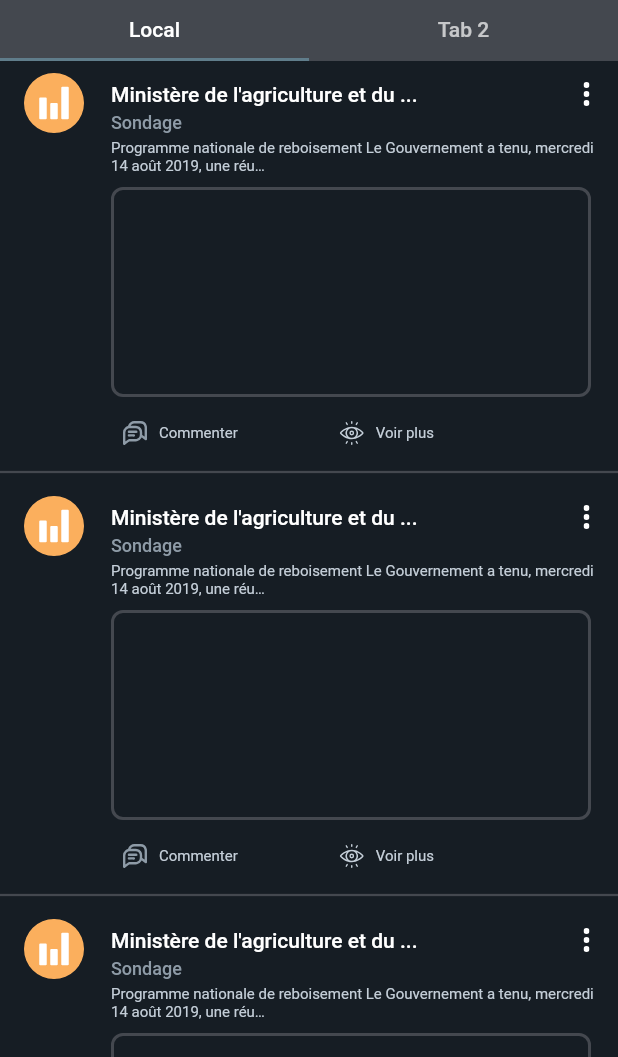
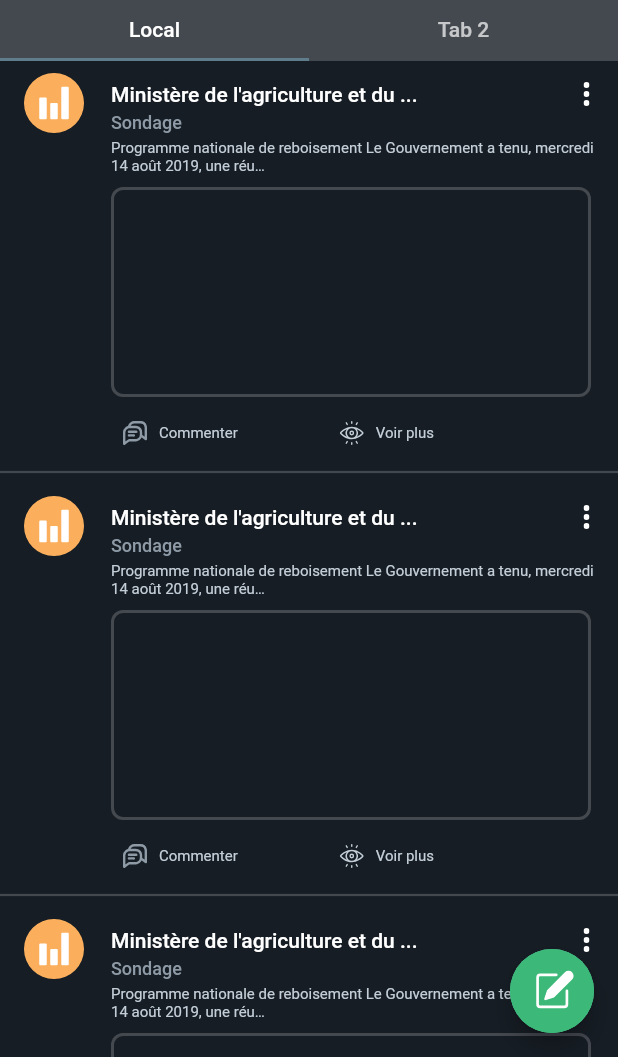
Before and after one commit to moho12n/wassil, a Flutter app: the screen it shows after launch, on a phone screen of 412 x 824 dp, the part 179-1236 px from its top. Run offline on Flutter 3.47's test engine with Material 2 defaults, Android fonts, the phone set to English and light mode, and no system bars; our stand-ins replace flutter_svg, getflutter; Roboto replaces fonts that are missing (Montserrat, Segoe UI); project files that could hold a hidden picture were left out.

Commit message:
floating action button

```diff
--- a/lib/main.dart
+++ b/lib/main.dart
@@ -15,7 +15,7 @@ class MyApp extends StatelessWidget {
       theme: ThemeData(
         primarySwatch: Colors.blueGrey,
       ),
-      home: SilverAppBarWithTabBarScreen(),
+      home: HomePage(),
     );
   }
 }
--- a/lib/ui/homePage/sliver.dart
+++ b/lib/ui/homePage/sliver.dart
@@ -4,12 +4,12 @@ import 'package:flutter_svg/flutter_svg.dart';
 import 'package:flutter/material.dart';
 import 'package:getflutter/getflutter.dart';
 
-class SilverAppBarWithTabBarScreen extends StatefulWidget {
+class HomePage extends StatefulWidget {
   @override
-  _SilverAppBarWithTabBarState createState() => _SilverAppBarWithTabBarState();
+  _HomePageState createState() => _HomePageState();
 }
 
-class _SilverAppBarWithTabBarState extends State<SilverAppBarWithTabBarScreen>
+class _HomePageState extends State<HomePage>
     with SingleTickerProviderStateMixin {
   TabController controller;
 
@@ -25,6 +25,20 @@ class _SilverAppBarWithTabBarState extends State<SilverAppBarWithTabBarScreen>
   @override
   Widget build(BuildContext context) {
     return Scaffold(
+      floatingActionButton: FloatingActionButton(
+        onPressed: () {},
+        child: Container(
+          width: 80,
+          height: 80,
+          decoration:
+              BoxDecoration(shape: BoxShape.circle, color: Color(0xff3CB979)),
+          child: SvgPicture.asset(
+            "assets/Groupe 12.svg",
+            width: 37,
+            height: 37,
+          ),
+        ),
+      ),
       backgroundColor: Color(0xff161d24),
       body: CustomScrollView(
         slivers: <Widget>[
@@ -625,9 +639,7 @@ class SondageListElement extends StatelessWidget {
                         border: Border.all(color: Color(0xff44484F), width: 2),
                       ),
                       child: Column(
-                        children: <Widget>[
-
-                        ],
+                        children: <Widget>[],
                       ),
                     ),
                     Row(
```
Also changed, not shown: assets/Groupe 12.svg (added), assets/post.svg (added).
